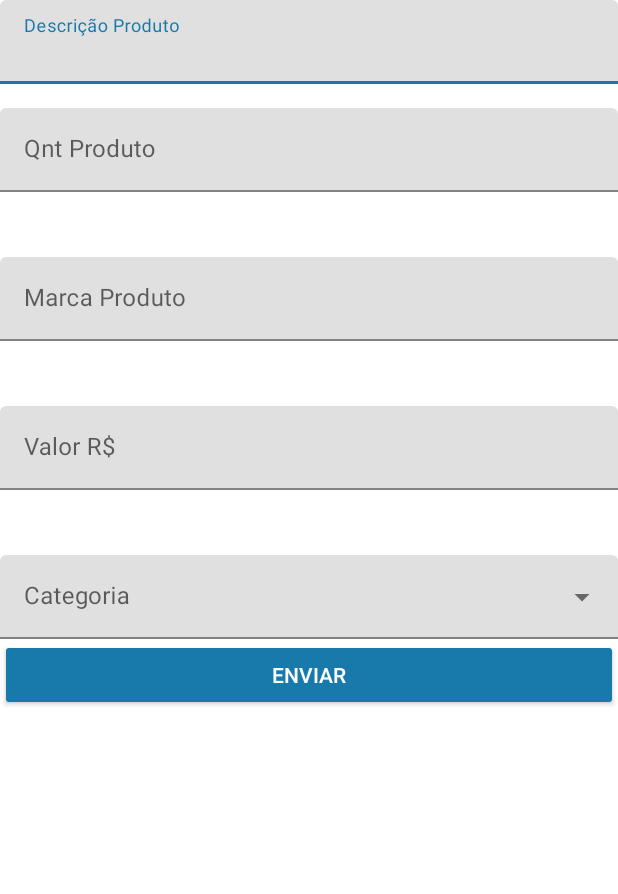
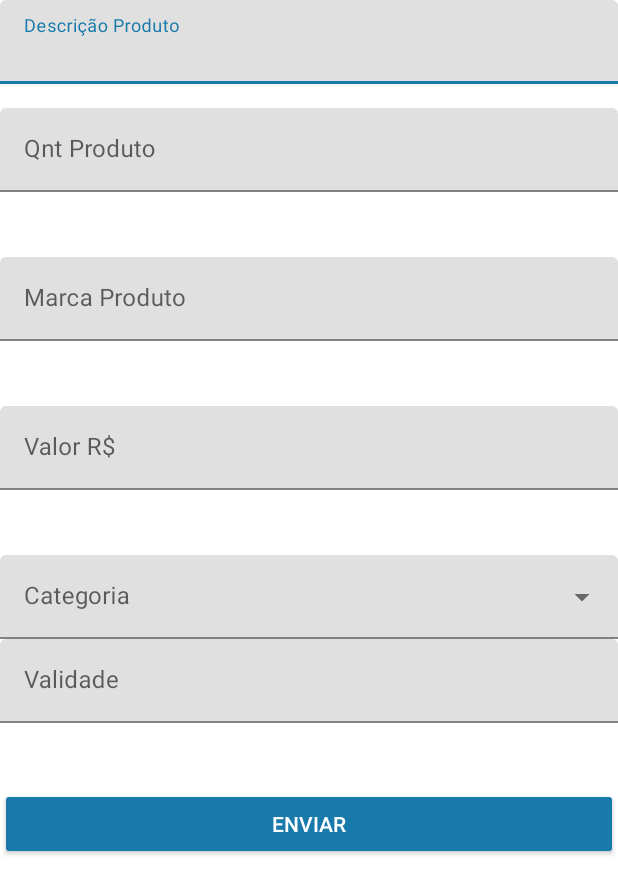
Before and after one commit to pcesar20/mercadIn, an Android app: the FormAddProduto screen opened directly, with no data from a screen before it, on a phone screen of 412 x 824 dp. Shown: the top 894 px of the screen. Run offline under Robolectric (Android 15) with nearby library versions, the phone set to English and light mode, and no system bars.

Commit message:
Implementados os novos campos de produtos e novo form

```diff
--- a/app/src/main/java/br/com/pauloc/mercadin/DB/DataBaseSQLHelper.java
+++ b/app/src/main/java/br/com/pauloc/mercadin/DB/DataBaseSQLHelper.java
@@ -10,7 +10,7 @@ import static android.provider.MediaStore.Audio.Playlists.Members._ID;
 
 public class DataBaseSQLHelper extends SQLiteOpenHelper {
     public static final String NOME_BASEDADOS = "dbMercadin";
-    public static final int VERSAO_BANCODEDADOS = 9;
+    public static final int VERSAO_BANCODEDADOS = 10;
     //TABELA PRODUTO
     public static final String TABELA_PRODUTO = "produto";
     public static final String COLUNA_ID = "_id";
@@ -19,7 +19,7 @@ public class DataBaseSQLHelper extends SQLiteOpenHelper {
     public static final String COLUNA_VALOR = "valor";
     public static final String COLUNA_VALIDADE = "validade";
     public static final String COLUNA_QNT = "qntItens";
-    public static final String COLUNA_PRODCAT_ID = "categoria_id";
+    public static final String COLUNA_PRODUTO_CATEGORIA = "categoria";
     //TABELA USUARIO
     public static final String TABELA_USUARIO = "usuario";
     public static final String COLUNA_USUR_ID = "_id";
@@ -74,9 +74,9 @@ public class DataBaseSQLHelper extends SQLiteOpenHelper {
                         COLUNA_PRODUTO_MARCA + " TEXT, " +
                         COLUNA_VALOR + " REAL, " +
                         COLUNA_VALIDADE + " TEXT, " +
-                        COLUNA_PRODCAT_ID + " TEXT, " +
-                        COLUNA_QNT + " INT," +
-                        "FOREIGN KEY ("+COLUNA_PRODCAT_ID+") REFERENCES "+TABELA_CATEGORIA+"("+COLUNA_CAT_ID+"))"
+                        COLUNA_PRODUTO_CATEGORIA + " TEXT NOT NULL, " +
+                        COLUNA_QNT + " INT)"
+
         );
 
         db.execSQL(
--- a/app/src/main/java/br/com/pauloc/mercadin/DB/ProdutoContract.java
+++ b/app/src/main/java/br/com/pauloc/mercadin/DB/ProdutoContract.java
@@ -9,5 +9,9 @@ public class ProdutoContract {
     static final class ProdutoColumns implements BaseColumns{
         static String DESCRICAO = "descricao";
         static String QNT_ITEM = "qnt_item";
+        static String MARCA = "marca";
+        static String CATEGORIA = "categoria";
+        static String VALOR = "valor";
+        static String VALIDADE = "Validade";
     }
 }
--- a/app/src/main/java/br/com/pauloc/mercadin/FormAddProduto.java
+++ b/app/src/main/java/br/com/pauloc/mercadin/FormAddProduto.java
@@ -29,13 +29,17 @@ import br.com.pauloc.mercadin.repositories.ProdutoRepositorio;
 import static java.security.AccessController.getContext;
 
 public class FormAddProduto extends AppCompatActivity {
-    EditText edtDescricao, edtQtd;
+    EditText edtDescricao, edtQtd, edtMarcaProduto, edtValorProduto, edtValidade;
     AutoCompleteTextView filled_exposed_dropdown;
     Button btnEnviar;
 
     public static String EXTRA_DESCRICAO = "extra_descricao";
     public static String EXTRA_QUANTIDADE = "extra_quantidade";
-    private boolean isEdit = false;
+    public static String EXTRA_VALOR = "extra_valor";
+    public static String EXTRA_MARCA = "extra_marca";
+    public static String EXTRA_CATEGORIA = "extra_categoria";
+    public static String EXTRA_VALIDADE = "extra_validade";
+    public boolean isEdit = false;
     public static int REQUEST_ADD = 100;
     public static int RESULT_ADD = 101;
     public static int REQUEST_UPDATE = 200;
@@ -52,6 +56,9 @@ public class FormAddProduto extends AppCompatActivity {
         filled_exposed_dropdown = findViewById(R.id.filled_exposed_dropdown);
         edtDescricao = findViewById(R.id.edt_descricao);
         edtQtd = findViewById(R.id.edt_qntProduto);
+        edtMarcaProduto = findViewById(R.id.edt_marcaProduto);
+        edtValorProduto = findViewById(R.id.edt_valorProduto);
+        edtValidade = findViewById(R.id.edt_validade);
         btnEnviar = findViewById(R.id.btn_enviar);
         btnEnviar.setOnClickListener(new View.OnClickListener() {
             @Override
@@ -59,6 +66,10 @@ public class FormAddProduto extends AppCompatActivity {
                 if (v.getId() == R.id.btn_enviar) {
                     String descricao = edtDescricao.getText().toString().trim();
                     int qntItem = Integer.parseInt(edtQtd.getText().toString().trim());
+                    String marca = edtMarcaProduto.getText().toString().trim();
+                    String categoria = filled_exposed_dropdown.getText().toString().trim();
+                    String validade = edtValidade.getText().toString().trim();
+                    String valor = edtValorProduto.getText().toString().trim();
                     String qnt = String.valueOf(qntItem);
 
                     boolean isEmpty = false;
@@ -74,6 +85,11 @@ public class FormAddProduto extends AppCompatActivity {
 
                         novoProduto.setDescricao(descricao);
                         novoProduto.setQntItens(qntItem);
+                        novoProduto.setValor(valor);
+                        novoProduto.setMarca(marca);
+                        novoProduto.setCategoria(categoria);
+                        novoProduto.setValidade(validade);
+
 
                         Intent intent = new Intent();
 
--- a/app/src/main/res/layout/activity_form_add_produto.xml
+++ b/app/src/main/res/layout/activity_form_add_produto.xml
@@ -1,5 +1,5 @@
 <?xml version="1.0" encoding="utf-8"?>
-<LinearLayout
+<ScrollView
     xmlns:android="http://schemas.android.com/apk/res/android"
     xmlns:app="http://schemas.android.com/apk/res-auto"
     xmlns:tools="http://schemas.android.com/tools"
@@ -7,6 +7,10 @@
     android:layout_height="match_parent"
     tools:context=".FormAddProduto"
     android:orientation="vertical">
+<LinearLayout
+    android:layout_width="match_parent"
+    android:layout_height="match_parent"
+       android:orientation="vertical">
 
     <com.google.android.material.textfield.TextInputLayout
         android:layout_width="match_parent"
@@ -85,6 +89,22 @@
 
     </com.google.android.material.textfield.TextInputLayout>
 
+    <com.google.android.material.textfield.TextInputLayout
+        android:layout_width="match_parent"
+        android:layout_height="83dp"
+        android:layout_marginBottom="@dimen/activity_vertical_margin">
+
+        <EditText
+            android:id="@+id/edt_validade"
+            android:layout_width="match_parent"
+            android:layout_height="wrap_content"
+            android:hint="Validade"
+            android:inputType="date"
+            android:maxLines="1" />
+
+    </com.google.android.material.textfield.TextInputLayout>
+
+
     <com.google.android.material.button.MaterialButton
         android:id="@+id/btn_enviar"
         android:layout_width="match_parent"
@@ -93,3 +113,4 @@
         android:text="@string/enviar" />
 
 </LinearLayout>
+</ScrollView>
--- a/app/src/main/res/values/strings.xml
+++ b/app/src/main/res/values/strings.xml
@@ -34,4 +34,6 @@
     <string name="bebidas">Bebidas</string>
     <string name="papelaria">Papelaria</string>
     <string name="higiene_pessoal">Higiene pessoal</string>
+    <string name="categoria">Categoria</string>
+    <string name="quantidade">Quantidade</string>
 </resources>
```
Also changed, not shown: app/src/main/java/br/com/pauloc/mercadin/adapters/ProdutoAdapter.java (+11 -3 lines), app/src/main/java/br/com/pauloc/mercadin/model/Produto.java (+25 -4 lines), app/src/main/java/br/com/pauloc/mercadin/repositories/ProdutoRepositorio.java (+10 -0 lines), app/src/main/res/layout/item_produto.xml (+33 -1 lines).
